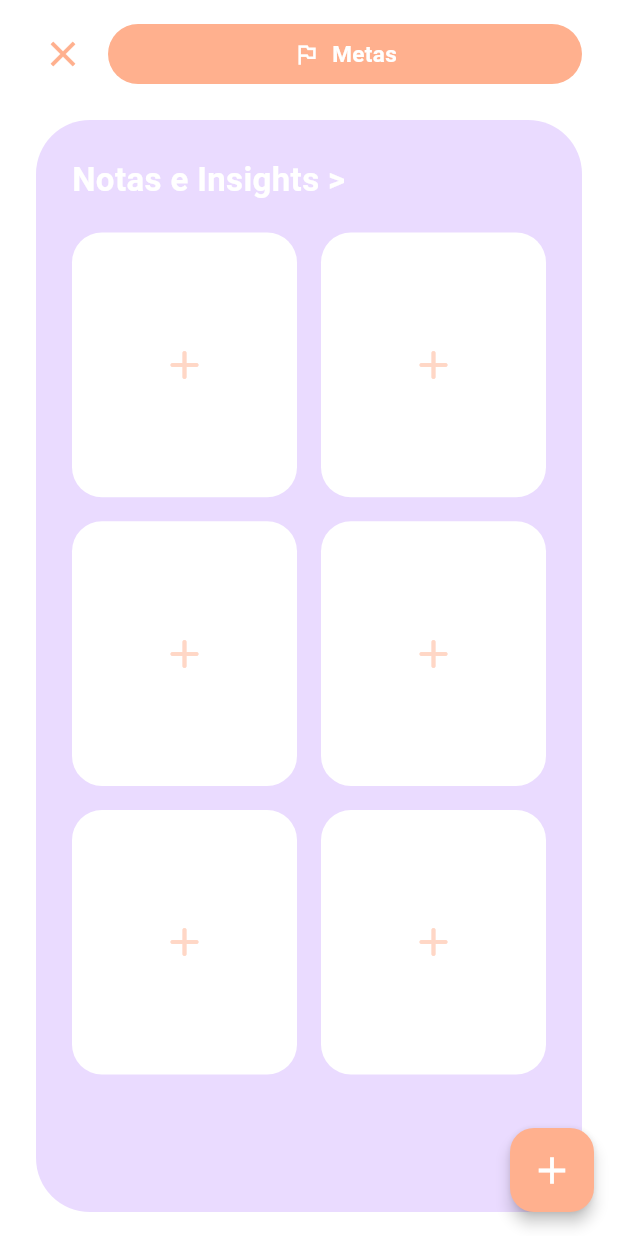
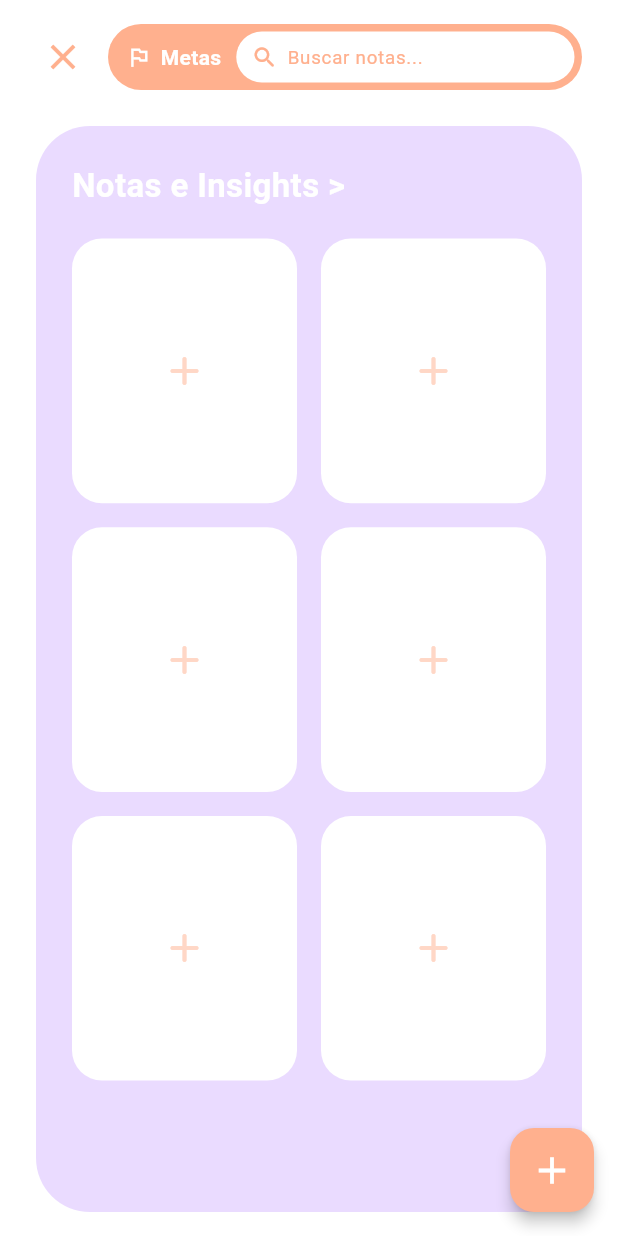
Before and after one commit to contabestio/oraculoapp, a Flutter app: the NotesAndInsightsPage screen opened directly, on a phone screen of 412 x 824 dp. Run offline on Flutter 3.47's test engine with Material 3 defaults, Android fonts, the phone set to English and light mode, and no system bars; our stand-ins replace cloud_firestore, firebase_auth, firebase_core, google_sign_in, shared_preferences; accounts and stored records are empty; network calls fail; Roboto replaces fonts that are missing (Arial).

Commit message:
search bar nas notas

```diff
--- a/oraculo/lib/pages/notes_and_insights_page.dart
+++ b/oraculo/lib/pages/notes_and_insights_page.dart
@@ -45,6 +45,21 @@ class NoteItem {
       createdAt: createTimestamp?.toDate() ?? DateTime.now(),
     );
   }
+
+  /// Verifica se a nota corresponde ao termo de busca (título ou conteúdo).
+  bool matchesQuery(String query) {
+    final normalized = query.trim().toLowerCase();
+    if (normalized.isEmpty) return true;
+    return title.toLowerCase().contains(normalized) ||
+        content.toLowerCase().contains(normalized);
+  }
+
+  /// Filtra uma lista de notas pelo termo de busca informado.
+  static List<NoteItem> filterNotes(List<NoteItem> notes, String query) {
+    final normalized = query.trim().toLowerCase();
+    if (normalized.isEmpty) return notes;
+    return notes.where((note) => note.matchesQuery(normalized)).toList();
+  }
 }
 
 // ==========================================================
@@ -76,11 +91,13 @@ class NoteEditorResult {
 class NotesAndInsightsPage extends StatefulWidget {
   final String? initialBookTitle;
   final String? initialBookId;
+  final Stream<List<NoteItem>>? notesStream;
 
   const NotesAndInsightsPage({
     super.key,
     this.initialBookTitle,
     this.initialBookId,
+    this.notesStream,
   });
 
   @override
@@ -88,16 +105,46 @@ class NotesAndInsightsPage extends StatefulWidget {
 }
 
 class _NotesAndInsightsPageState extends State<NotesAndInsightsPage> {
-  final FirebaseAuth _auth = FirebaseAuth.instance;
-  final FirebaseFirestore _firestore = FirebaseFirestore.instance;
+  final TextEditingController _searchController = TextEditingController();
+  String _searchQuery = '';
+
+  FirebaseAuth? get _auth {
+    try {
+      return FirebaseAuth.instance;
+    } catch (_) {
+      return null;
+    }
+  }
+
+  FirebaseFirestore? get _firestore {
+    try {
+      return FirebaseFirestore.instance;
+    } catch (_) {
+      return null;
+    }
+  }
+
+  @override
+  void dispose() {
+    _searchController.dispose();
+    super.dispose();
+  }
+
+  void _clearSearch() {
+    _searchController.clear();
+    setState(() {
+      _searchQuery = '';
+    });
+  }
 
   /// Retorna a referência da subcoleção de notas do usuário autenticado atual:
   /// users/{uid}/notes
   CollectionReference<Map<String, dynamic>>? _getUserNotesCollection() {
-    final user = _auth.currentUser;
-    if (user == null) return null;
+    final user = _auth?.currentUser;
+    final firestore = _firestore;
+    if (user == null || firestore == null) return null;
 
-    return _firestore.collection('users').doc(user.uid).collection('notes');
+    return firestore.collection('users').doc(user.uid).collection('notes');
   }
 
   /// Exibe um SnackBar informativo ou de erro.
@@ -240,32 +287,92 @@ class _NotesAndInsightsPageState extends State<NotesAndInsightsPage> {
                     const SizedBox(width: 12),
                     Expanded(
                       child: Container(
-                        height: 40,
+                        key: const Key('metas_container'),
+                        height: 44,
+                        padding: const EdgeInsets.fromLTRB(12, 5, 5, 5),
                         decoration: BoxDecoration(
                           color: _orange,
-                          borderRadius: BorderRadius.circular(20),
+                          borderRadius: BorderRadius.circular(22),
                         ),
                         child: Row(
-                          mainAxisAlignment: MainAxisAlignment.center,
                           children: [
                             const Icon(
                               Icons.outlined_flag,
                               color: Colors.white,
-                              size: 18,
+                              size: 17,
                             ),
-                            const SizedBox(width: 8),
-                            Flexible(
-                              child: Text(
+                            const SizedBox(width: 6),
+                            Text(
                               widget.initialBookTitle != null
-                                    ? 'Notas: ${widget.initialBookTitle}'
+                                  ? 'Notas'
                                   : 'Metas',
                               style: const TextStyle(
                                 color: Colors.white,
-                                  fontSize: 15,
+                                fontSize: 14,
                                 fontWeight: FontWeight.w600,
                               ),
-                                maxLines: 1,
-                                overflow: TextOverflow.ellipsis,
+                            ),
+                            const SizedBox(width: 10),
+                            Expanded(
+                              child: Container(
+                                height: 34,
+                                padding:
+                                    const EdgeInsets.symmetric(horizontal: 10),
+                                decoration: BoxDecoration(
+                                  color: Colors.white,
+                                  borderRadius: BorderRadius.circular(18),
+                                ),
+                                child: Row(
+                                  children: [
+                                    const Icon(
+                                      Icons.search_rounded,
+                                      color: _orange,
+                                      size: 18,
+                                    ),
+                                    const SizedBox(width: 6),
+                                    Expanded(
+                                      child: TextField(
+                                        key: const Key('metas_search_field'),
+                                        controller: _searchController,
+                                        textInputAction: TextInputAction.search,
+                                        onChanged: (value) {
+                                          setState(() {
+                                            _searchQuery = value;
+                                          });
+                                        },
+                                        style: const TextStyle(
+                                          color: _darkPurple,
+                                          fontSize: 13,
+                                        ),
+                                        decoration: const InputDecoration(
+                                          hintText: 'Buscar notas...',
+                                          hintStyle: TextStyle(
+                                            color: _orange,
+                                            fontSize: 12.5,
+                                          ),
+                                          border: InputBorder.none,
+                                          isDense: true,
+                                          contentPadding: EdgeInsets.zero,
+                                        ),
+                                      ),
+                                    ),
+                                    if (_searchQuery.isNotEmpty)
+                                      GestureDetector(
+                                        key: const Key(
+                                          'metas_search_clear_button',
+                                        ),
+                                        onTap: _clearSearch,
+                                        child: const Padding(
+                                          padding: EdgeInsets.only(left: 4),
+                                          child: Icon(
+                                            Icons.close_rounded,
+                                            color: _orange,
+                                            size: 16,
+                                          ),
+                                        ),
+                                      ),
+                                  ],
+                                ),
                               ),
                             ),
                           ],
@@ -362,100 +469,48 @@ class _NotesAndInsightsPageState extends State<NotesAndInsightsPage> {
                         ),
                         const SizedBox(height: 20),
                         Expanded(
-                          child: collection == null
+                          child: widget.notesStream != null
+                              ? StreamBuilder<List<NoteItem>>(
+                                  stream: widget.notesStream,
+                                  builder: (context, snapshot) {
+                                    if (snapshot.hasError) {
+                                      return _buildErrorState(snapshot.error);
+                                    }
+                                    if (snapshot.connectionState ==
+                                            ConnectionState.waiting &&
+                                        !snapshot.hasData) {
+                                      return _buildPlaceholderGrid();
+                                    }
+                                    return _buildNotesGrid(snapshot.data ?? []);
+                                  },
+                                )
+                              : collection == null
                                   ? _buildUnauthenticatedState()
                                   : StreamBuilder<
                                       QuerySnapshot<Map<String, dynamic>>>(
                                       stream: collection
-                                      .orderBy('updatedAt', descending: true)
+                                          .orderBy('updatedAt',
+                                              descending: true)
                                           .snapshots(),
                                       builder: (context, snapshot) {
                                         if (snapshot.hasError) {
-                                      return _buildErrorState(snapshot.error);
+                                          return _buildErrorState(
+                                              snapshot.error);
                                         }
 
                                         if (snapshot.connectionState ==
                                                 ConnectionState.waiting &&
                                             !snapshot.hasData) {
-                                      // Renderiza cartões vazios interativos imediatamente enquanto carrega
-                                      return GridView.builder(
-                                        physics: const BouncingScrollPhysics(),
-                                        itemCount: 6,
-                                        gridDelegate:
-                                            const SliverGridDelegateWithFixedCrossAxisCount(
-                                          crossAxisCount: 2,
-                                          crossAxisSpacing: 16,
-                                          mainAxisSpacing: 16,
-                                          childAspectRatio: 0.85,
-                                        ),
-                                        itemBuilder: (context, index) {
-                                          return BouncingPressable(
-                                            onTap: () => _openNote(),
-                                            scaleFactor: 0.94,
-                                            child: Material(
-                                              color: Colors.white,
-                                              borderRadius:
-                                                  BorderRadius.circular(20),
-                                              clipBehavior: Clip.antiAlias,
-                                              child: Padding(
-                                                padding:
-                                                    const EdgeInsets.all(16),
-                                                child:
-                                                    _buildEmptyCardContent(),
-                                              ),
-                                            ),
-                                          );
-                                        },
-                                      );
+                                          return _buildPlaceholderGrid();
                                         }
 
                                         final docs = snapshot.data?.docs ?? [];
                                         final List<NoteItem> notes = docs
-                                        .map((doc) => NoteItem.fromFirestore(doc))
+                                            .map((doc) =>
+                                                NoteItem.fromFirestore(doc))
                                             .toList();
 
-                                    final int totalCards =
-                                        notes.length < 6 ? 6 : notes.length;
-
-                                    return GridView.builder(
-                                      physics: const BouncingScrollPhysics(),
-                                      itemCount: totalCards,
-                                      gridDelegate:
-                                          const SliverGridDelegateWithFixedCrossAxisCount(
-                                        crossAxisCount: 2,
-                                        crossAxisSpacing: 16,
-                                        mainAxisSpacing: 16,
-                                        childAspectRatio: 0.85,
-                                      ),
-                                      itemBuilder: (context, index) {
-                                        final bool hasNote =
-                                            index < notes.length;
-
-                                        return BouncingPressable(
-                                          onTap: () => _openNote(
-                                            existingNote:
-                                                hasNote ? notes[index] : null,
-                                          ),
-                                          scaleFactor: 0.94,
-                                          child: Material(
-                                            color: Colors.white,
-                                            borderRadius:
-                                                BorderRadius.circular(20),
-                                            elevation: hasNote ? 2 : 0,
-                                            shadowColor: Colors.black.withValues(alpha: 0.1),
-                                            clipBehavior: Clip.antiAlias,
-                                            child: Padding(
-                                              padding: const EdgeInsets.all(16),
-                                              child: hasNote
-                                                  ? _buildNoteCardContent(
-                                                      notes[index],
-                                                    )
-                                                  : _buildEmptyCardContent(),
-                                            ),
-                                          ),
-                                        );
-                                      },
-                                    );
+                                        return _buildNotesGrid(notes);
                                       },
                                     ),
                         ),
@@ -480,6 +535,127 @@ class _NotesAndInsightsPageState extends State<NotesAndInsightsPage> {
           elevation: 4,
           child: const Icon(Icons.add, size: 30),
         ),
+      ),
+    );
+  }
+
+  /// Grade de cartões vazios enquanto os dados são carregados.
+  Widget _buildPlaceholderGrid() {
+    return GridView.builder(
+      physics: const BouncingScrollPhysics(),
+      itemCount: 6,
+      gridDelegate: const SliverGridDelegateWithFixedCrossAxisCount(
+        crossAxisCount: 2,
+        crossAxisSpacing: 16,
+        mainAxisSpacing: 16,
+        childAspectRatio: 0.85,
+      ),
+      itemBuilder: (context, index) {
+        return BouncingPressable(
+          onTap: () => _openNote(),
+          scaleFactor: 0.94,
+          child: Material(
+            color: Colors.white,
+            borderRadius: BorderRadius.circular(20),
+            clipBehavior: Clip.antiAlias,
+            child: Padding(
+              padding: const EdgeInsets.all(16),
+              child: _buildEmptyCardContent(),
+            ),
+          ),
+        );
+      },
+    );
+  }
+
+  /// Grade principal de notas filtradas pela busca.
+  Widget _buildNotesGrid(List<NoteItem> notes) {
+    final bool isSearching = _searchQuery.trim().isNotEmpty;
+    final List<NoteItem> filteredNotes =
+        NoteItem.filterNotes(notes, _searchQuery);
+
+    if (isSearching && filteredNotes.isEmpty) {
+      return _buildEmptySearchState();
+    }
+
+    final int totalCards = isSearching
+        ? filteredNotes.length
+        : (filteredNotes.length < 6 ? 6 : filteredNotes.length);
+
+    return GridView.builder(
+      physics: const BouncingScrollPhysics(),
+      itemCount: totalCards,
+      gridDelegate: const SliverGridDelegateWithFixedCrossAxisCount(
+        crossAxisCount: 2,
+        crossAxisSpacing: 16,
+        mainAxisSpacing: 16,
+        childAspectRatio: 0.85,
+      ),
+      itemBuilder: (context, index) {
+        final bool hasNote = index < filteredNotes.length;
+
+        return BouncingPressable(
+          onTap: () => _openNote(
+            existingNote: hasNote ? filteredNotes[index] : null,
+          ),
+          scaleFactor: 0.94,
+          child: Material(
+            color: Colors.white,
+            borderRadius: BorderRadius.circular(20),
+            elevation: hasNote ? 2 : 0,
+            shadowColor: Colors.black.withValues(alpha: 0.1),
+            clipBehavior: Clip.antiAlias,
+            child: Padding(
+              padding: const EdgeInsets.all(16),
+              child: hasNote
+                  ? _buildNoteCardContent(filteredNotes[index])
+                  : _buildEmptyCardContent(),
+            ),
+          ),
+        );
+      },
+    );
+  }
+
+  /// Estado exibido quando a busca não retorna nenhuma nota.
+  Widget _buildEmptySearchState() {
+    return Center(
+      child: Column(
+        mainAxisSize: MainAxisSize.min,
+        children: [
+          const Icon(
+            Icons.search_off_rounded,
+            color: Colors.white,
+            size: 46,
+          ),
+          const SizedBox(height: 12),
+          const Text(
+            'Nenhuma nota encontrada',
+            style: TextStyle(
+              color: Colors.white,
+              fontSize: 18,
+              fontWeight: FontWeight.bold,
+            ),
+          ),
+          const SizedBox(height: 8),
+          Text(
+            'Nenhum resultado para "${_searchQuery.trim()}".',
+            textAlign: TextAlign.center,
+            style: const TextStyle(color: Colors.white70, fontSize: 13),
+          ),
+          const SizedBox(height: 16),
+          ElevatedButton(
+            onPressed: _clearSearch,
+            style: ElevatedButton.styleFrom(
+              backgroundColor: Colors.white,
+              foregroundColor: _darkPurple,
+              shape: RoundedRectangleBorder(
+                borderRadius: BorderRadius.circular(16),
+              ),
+            ),
+            child: const Text('Limpar busca'),
+          ),
+        ],
       ),
     );
   }
```
Also changed, not shown: 1 other file. Lines whose indentation alone changed are shown as unchanged.
